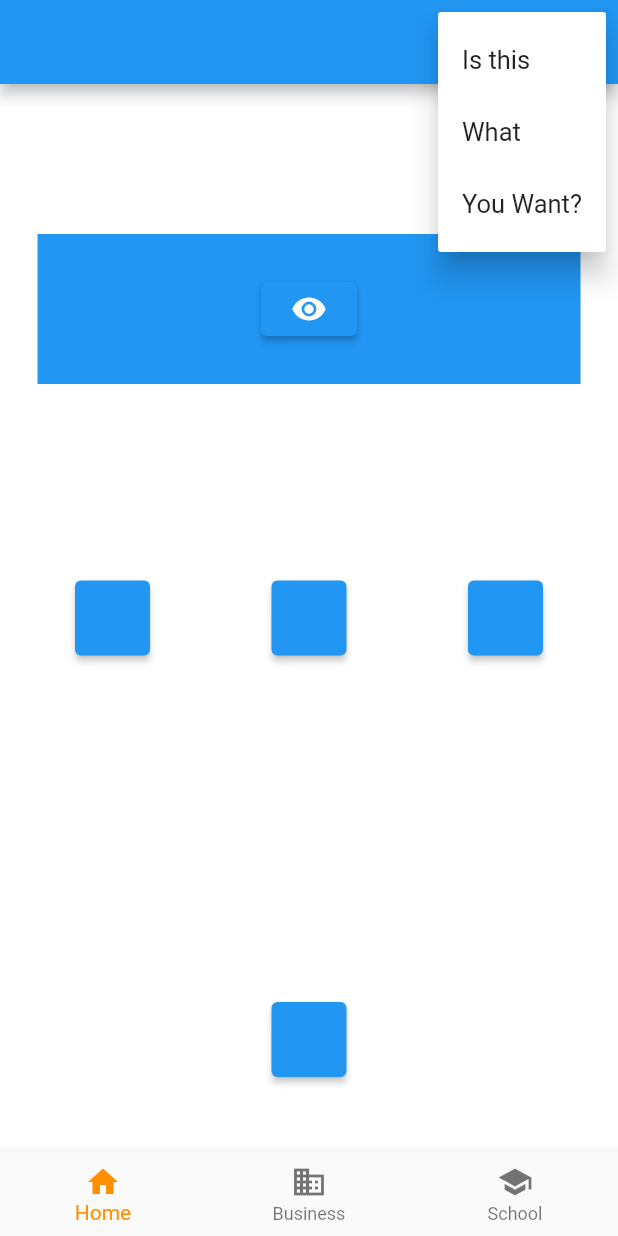
After one commit to miyashiiii/number_read, a Flutter app: the MyHomePage screen opened directly, after a tap on the "view list" icon, on a phone screen of 412 x 824 dp. The commit adds this screen. Run offline on Flutter 3.47's test engine with Material 2 defaults, Android fonts, the phone set to English and light mode, and no system bars; our stand-ins replace audioplayers, firebase_analytics, firebase_core, flutter_screenutil, google_mobile_ads, package_info and 2 more; missing offline and left inert: tutorial_coach_mark; accounts and stored records are empty; network calls fail.

Commit message:
feat: Add tutorial

```diff
--- /dev/null
+++ b/lib/view/tutorial_test.dart
@@ -0,0 +1,594 @@
+import 'package:flutter/material.dart';
+import 'package:tutorial_coach_mark/tutorial_coach_mark.dart';
+
+void main() => runApp(MyApp());
+
+class MyApp extends StatelessWidget {
+  // This widget is the root of your application.
+  @override
+  Widget build(BuildContext context) {
+    return MaterialApp(
+      title: 'TutorialCoachMark Demo',
+      theme: ThemeData(
+        primarySwatch: Colors.blue,
+      ),
+      home: MyHomePage(),
+    );
+  }
+}
+
+class MyHomePage extends StatefulWidget {
+  @override
+  _MyHomePageState createState() => _MyHomePageState();
+}
+
+class _MyHomePageState extends State<MyHomePage> {
+  late TutorialCoachMark tutorialCoachMark;
+  List<TargetFocus> targets = <TargetFocus>[];
+
+  GlobalKey keyButton = GlobalKey();
+  GlobalKey keyButton1 = GlobalKey();
+  GlobalKey keyButton2 = GlobalKey();
+  GlobalKey keyButton3 = GlobalKey();
+  GlobalKey keyButton4 = GlobalKey();
+  GlobalKey keyButton5 = GlobalKey();
+
+  GlobalKey keyBottomNavigation1 = GlobalKey();
+  GlobalKey keyBottomNavigation2 = GlobalKey();
+  GlobalKey keyBottomNavigation3 = GlobalKey();
+
+  @override
+  void initState() {
+    Future.delayed(Duration.zero, showTutorial);
+    super.initState();
+  }
+
+  @override
+  Widget build(BuildContext context) {
+    return Scaffold(
+      appBar: AppBar(
+        actions: <Widget>[
+          IconButton(
+            // key: keyButton1,
+            icon: Icon(Icons.add),
+            onPressed: () {},
+          ),
+          PopupMenuButton(
+            key: keyButton1,
+            icon: Icon(Icons.view_list, color: Colors.white),
+            itemBuilder: (context) => [
+              PopupMenuItem(
+                child: Text("Is this"),
+              ),
+              PopupMenuItem(
+                child: Text("What"),
+              ),
+              PopupMenuItem(
+                child: Text("You Want?"),
+              ),
+            ],
+          )
+        ],
+      ),
+      body: Container(
+        color: Colors.white,
+        child: Stack(
+          children: <Widget>[
+            Padding(
+              padding: const EdgeInsets.only(top: 100.0),
+              child: Align(
+                alignment: Alignment.topCenter,
+                child: Container(
+                  key: keyButton,
+                  color: Colors.blue,
+                  height: 100,
+                  width: MediaQuery.of(context).size.width - 50,
+                  child: Align(
+                    alignment: Alignment.center,
+                    child: ElevatedButton(
+                      child: Icon(Icons.remove_red_eye),
+                      onPressed: () {
+                        showTutorial();
+                      },
+                    ),
+                  ),
+                ),
+              ),
+            ),
+            Align(
+              alignment: Alignment.center,
+              child: SizedBox(
+                width: 50,
+                height: 50,
+                child: ElevatedButton(
+                  key: keyButton2,
+                  onPressed: () {},
+                  child: Container(),
+                ),
+              ),
+            ),
+            Align(
+              alignment: Alignment.bottomCenter,
+              child: Padding(
+                padding: const EdgeInsets.all(50.0),
+                child: SizedBox(
+                  width: 50,
+                  height: 50,
+                  child: ElevatedButton(
+                    key: keyButton3,
+                    onPressed: () {},
+                    child: Container(),
+                  ),
+                ),
+              ),
+            ),
+            Align(
+              alignment: Alignment.centerRight,
+              child: Padding(
+                padding: const EdgeInsets.all(50.0),
+                child: SizedBox(
+                  width: 50,
+                  height: 50,
+                  child: ElevatedButton(
+                    key: keyButton4,
+                    onPressed: () {},
+                    child: Container(),
+                  ),
+                ),
+              ),
+            ),
+            Align(
+              alignment: Alignment.centerLeft,
+              child: Padding(
+                padding: const EdgeInsets.all(50.0),
+                child: SizedBox(
+                  width: 50,
+                  height: 50,
+                  child: ElevatedButton(
+                    key: keyButton5,
+                    onPressed: () {},
+                    child: Container(),
+                  ),
+                ),
+              ),
+            )
+          ],
+        ),
+      ),
+      bottomNavigationBar: Stack(
+        children: [
+          Container(
+            height: 50,
+            child: Row(
+              children: [
+                Expanded(
+                    child: Center(
+                      child: SizedBox(
+                        key: keyBottomNavigation1,
+                        height: 40,
+                        width: 40,
+                      ),
+                    )),
+                Expanded(
+                    child: Center(
+                      child: SizedBox(
+                        key: keyBottomNavigation2,
+                        height: 40,
+                        width: 40,
+                      ),
+                    )),
+                Expanded(
+                  child: Center(
+                    child: SizedBox(
+                      key: keyBottomNavigation3,
+                      height: 40,
+                      width: 40,
+                    ),
+                  ),
+                ),
+              ],
+            ),
+          ),
+          BottomNavigationBar(
+            items: const <BottomNavigationBarItem>[
+              BottomNavigationBarItem(
+                icon: Icon(Icons.home),
+                label: 'Home',
+              ),
+              BottomNavigationBarItem(
+                icon: Icon(Icons.business),
+                label: 'Business',
+              ),
+              BottomNavigationBarItem(
+                icon: Icon(Icons.school),
+                label: 'School',
+              ),
+            ],
+            // currentIndex: _selectedIndex,
+            selectedItemColor: Colors.amber[800],
+            onTap: (index) {},
+          ),
+        ],
+      ),
+    );
+  }
+
+  void showTutorial() {
+    initTargets();
+    tutorialCoachMark = TutorialCoachMark(
+      context,
+      targets: targets,
+      colorShadow: Colors.red,
+      textSkip: "SKIP",
+      paddingFocus: 10,
+      opacityShadow: 0.8,
+      onFinish: () {
+        print("finish");
+      },
+      onClickTarget: (target) {
+        print('onClickTarget: $target');
+      },
+      onSkip: () {
+        print("skip");
+      },
+      onClickOverlay: (target) {
+        print('onClickOverlay: $target');
+      },
+    )..show();
+  }
+
+  void initTargets() {
+    targets.clear();
+    targets.add(
+      TargetFocus(
+        identify: "keyBottomNavigation1",
+        keyTarget: keyBottomNavigation1,
+        alignSkip: Alignment.topRight,
+        contents: [
+          TargetContent(
+            align: ContentAlign.top,
+            builder: (context, controller) {
+              return Container(
+                child: Column(
+                  mainAxisSize: MainAxisSize.min,
+                  crossAxisAlignment: CrossAxisAlignment.start,
+                  children: <Widget>[
+                    Text(
+                      "Titulo lorem ipsum",
+                      style: TextStyle(
+                        color: Colors.white,
+                      ),
+                    ),
+                  ],
+                ),
+              );
+            },
+          ),
+        ],
+      ),
+    );
+
+    targets.add(
+      TargetFocus(
+        identify: "keyBottomNavigation2",
+        keyTarget: keyBottomNavigation2,
+        alignSkip: Alignment.topRight,
+        contents: [
+          TargetContent(
+            align: ContentAlign.top,
+            builder: (context, controller) {
+              return Container(
+                child: Column(
+                  mainAxisSize: MainAxisSize.min,
+                  crossAxisAlignment: CrossAxisAlignment.start,
+                  children: <Widget>[
+                    Text(
+                      "Titulo lorem ipsum",
+                      style: TextStyle(
+                        color: Colors.white,
+                      ),
+                    ),
+                  ],
+                ),
+              );
+            },
+          ),
+        ],
+      ),
+    );
+
+    targets.add(
+      TargetFocus(
+        identify: "keyBottomNavigation3",
+        keyTarget: keyBottomNavigation3,
+        alignSkip: Alignment.topRight,
+        contents: [
+          TargetContent(
+            align: ContentAlign.top,
+            builder: (context, controller) {
+              return Container(
+                child: Column(
+                  mainAxisSize: MainAxisSize.min,
+                  crossAxisAlignment: CrossAxisAlignment.start,
+                  children: <Widget>[
+                    Text(
+                      "Titulo lorem ipsum",
+                      style: TextStyle(
+                        color: Colors.white,
+                      ),
+                    ),
+                  ],
+                ),
+              );
+            },
+          ),
+        ],
+      ),
+    );
+    targets.add(
+      TargetFocus(
+        identify: "Target 0",
+        keyTarget: keyButton1,
+        contents: [
+          TargetContent(
+            align: ContentAlign.bottom,
+            builder: (context, controller) {
+              return Container(
+                child: Column(
+                  mainAxisSize: MainAxisSize.min,
+                  crossAxisAlignment: CrossAxisAlignment.start,
+                  children: <Widget>[
+                    Text(
+                      "Titulo lorem ipsum",
+                      style: TextStyle(
+                          fontWeight: FontWeight.bold,
+                          color: Colors.white,
+                          fontSize: 20.0),
+                    ),
+                    Padding(
+                      padding: const EdgeInsets.only(top: 10.0),
+                      child: Text(
+                        "Lorem ipsum dolor sit amet, consectetur adipiscing elit. Proin pulvinar tortor eget maximus iaculis.",
+                        style: TextStyle(color: Colors.white),
+                      ),
+                    ),
+                  ],
+                ),
+              );
+            },
+          ),
+        ],
+      ),
+    );
+    targets.add(
+      TargetFocus(
+        identify: "Target 1",
+        keyTarget: keyButton,
+        color: Colors.purple,
+        contents: [
+          TargetContent(
+            align: ContentAlign.bottom,
+            builder: (context, controller) {
+              return Container(
+                child: Column(
+                  mainAxisSize: MainAxisSize.min,
+                  crossAxisAlignment: CrossAxisAlignment.start,
+                  children: <Widget>[
+                    Text(
+                      "Titulo lorem ipsum",
+                      style: TextStyle(
+                        fontWeight: FontWeight.bold,
+                        color: Colors.white,
+                        fontSize: 20.0,
+                      ),
+                    ),
+                    Padding(
+                      padding: const EdgeInsets.only(top: 10.0),
+                      child: Text(
+                        "Lorem ipsum dolor sit amet, consectetur adipiscing elit. Proin pulvinar tortor eget maximus iaculis.",
+                        style: TextStyle(color: Colors.white),
+                      ),
+                    ),
+                    ElevatedButton(
+                      onPressed: () {
+                        controller.previous();
+                      },
+                      child: Icon(Icons.chevron_left),
+                    ),
+                  ],
+                ),
+              );
+            },
+          )
+        ],
+        shape: ShapeLightFocus.RRect,
+        radius: 5,
+      ),
+    );
+    targets.add(
+      TargetFocus(
+        identify: "Target 2",
+        keyTarget: keyButton4,
+        contents: [
+          TargetContent(
+            align: ContentAlign.left,
+            child: Container(
+              child: Column(
+                mainAxisSize: MainAxisSize.min,
+                crossAxisAlignment: CrossAxisAlignment.start,
+                children: <Widget>[
+                  Text(
+                    "Multiples content",
+                    style: TextStyle(
+                        fontWeight: FontWeight.bold,
+                        color: Colors.white,
+                        fontSize: 20.0),
+                  ),
+                  Padding(
+                    padding: const EdgeInsets.only(top: 10.0),
+                    child: Text(
+                      "Lorem ipsum dolor sit amet, consectetur adipiscing elit. Proin pulvinar tortor eget maximus iaculis.",
+                      style: TextStyle(color: Colors.white),
+                    ),
+                  )
+                ],
+              ),
+            ),
+          ),
+          TargetContent(
+              align: ContentAlign.top,
+              child: Container(
+                child: Column(
+                  mainAxisSize: MainAxisSize.min,
+                  crossAxisAlignment: CrossAxisAlignment.start,
+                  children: <Widget>[
+                    Text(
+                      "Multiples content",
+                      style: TextStyle(
+                          fontWeight: FontWeight.bold,
+                          color: Colors.white,
+                          fontSize: 20.0),
+                    ),
+                    Padding(
+                      padding: const EdgeInsets.only(top: 10.0),
+                      child: Text(
+                        "Lorem ipsum dolor sit amet, consectetur adipiscing elit. Proin pulvinar tortor eget maximus iaculis.",
+                        style: TextStyle(color: Colors.white),
+                      ),
+                    )
+                  ],
+                ),
+              ))
+        ],
+        shape: ShapeLightFocus.RRect,
+      ),
+    );
+    targets.add(TargetFocus(
+      identify: "Target 3",
+      keyTarget: keyButton5,
+      contents: [
+        TargetContent(
+            align: ContentAlign.right,
+            child: Container(
+              child: Column(
+                mainAxisSize: MainAxisSize.min,
+                crossAxisAlignment: CrossAxisAlignment.start,
+                children: <Widget>[
+                  Text(
+                    "Title lorem ipsum",
+                    style: TextStyle(
+                        fontWeight: FontWeight.bold,
+                        color: Colors.white,
+                        fontSize: 20.0),
+                  ),
+                  Padding(
+                    padding: const EdgeInsets.only(top: 10.0),
+                    child: Text(
+                      "Lorem ipsum dolor sit amet, consectetur adipiscing elit. Proin pulvinar tortor eget maximus iaculis.",
+                      style: TextStyle(color: Colors.white),
+                    ),
+                  )
+                ],
+              ),
+            ))
+      ],
+      shape: ShapeLightFocus.RRect,
+    ));
+    targets.add(TargetFocus(
+      identify: "Target 4",
+      keyTarget: keyButton3,
+      contents: [
+        TargetContent(
+          align: ContentAlign.top,
+          child: Container(
+            child: Column(
+              children: <Widget>[
+                InkWell(
+                  onTap: () {
+                    tutorialCoachMark.previous();
+                  },
+                  child: Padding(
+                    padding: const EdgeInsets.all(10.0),
+                    child: Image.network(
+                      "https://juststickers.in/wp-content/uploads/2019/01/flutter.png",
+                      height: 200,
+                    ),
+                  ),
+                ),
+                Padding(
+                  padding: const EdgeInsets.only(bottom: 20.0),
+                  child: Text(
+                    "Image Load network",
+                    style: TextStyle(
+                        color: Colors.white,
+                        fontWeight: FontWeight.bold,
+                        fontSize: 20.0),
+                  ),
+                ),
+                Text(
+                  "Lorem ipsum dolor sit amet, consectetur adipiscing elit. Proin pulvinar tortor eget maximus iaculis.",
+                  style: TextStyle(color: Colors.white),
+                ),
+              ],
+            ),
+          ),
+        ),
+      ],
+      shape: ShapeLightFocus.Circle,
+    ));
+    targets.add(TargetFocus(
+      identify: "Target 5",
+      keyTarget: keyButton2,
+      contents: [
+        TargetContent(
+          align: ContentAlign.top,
+          child: Container(
+            child: Column(
+              mainAxisSize: MainAxisSize.min,
+              children: <Widget>[
+                Padding(
+                  padding: const EdgeInsets.only(bottom: 20.0),
+                  child: Text(
+                    "Multiples contents",
+                    style: TextStyle(
+                        color: Colors.white,
+                        fontWeight: FontWeight.bold,
+                        fontSize: 20.0),
+                  ),
+                ),
+                Text(
+                  "Lorem ipsum dolor sit amet, consectetur adipiscing elit. Proin pulvinar tortor eget maximus iaculis.",
+                  style: TextStyle(color: Colors.white),
+                ),
+              ],
+            ),
+          ),
+        ),
+        TargetContent(
+            align: ContentAlign.bottom,
+            child: Column(
+              mainAxisSize: MainAxisSize.min,
+              children: <Widget>[
+                Padding(
+                  padding: const EdgeInsets.only(bottom: 20.0),
+                  child: Text(
+                    "Multiples contents",
+                    style: TextStyle(
+                        color: Colors.white,
+                        fontWeight: FontWeight.bold,
+                        fontSize: 20.0),
+                  ),
+                ),
+                Container(
+                  child: Text(
+                    "Lorem ipsum dolor sit amet, consectetur adipiscing elit. Proin pulvinar tortor eget maximus iaculis.",
+                    style: TextStyle(color: Colors.white),
+                  ),
+                ),
+              ],
+            ))
+      ],
+      shape: ShapeLightFocus.Circle,
+    ));
+  }
+}
--- a/pubspec.yaml
+++ b/pubspec.yaml
@@ -35,9 +35,9 @@ dependencies:
   provider: ^5.0.0
   google_mobile_ads: ^0.13.2
   audioplayers: ^0.19.1
-  back_button_interceptor: ^5.0.1
   url_launcher: ^6.0.9
   package_info: ^2.0.2
+  tutorial_coach_mark: ^1.1.1
 
 # The following adds the Cupertino Icons font to your application.
   # Use with the CupertinoIcons class for iOS style icons.
```
Also changed, not shown: lib/view/game_page.dart (+140 -3 lines), pubspec.lock.
